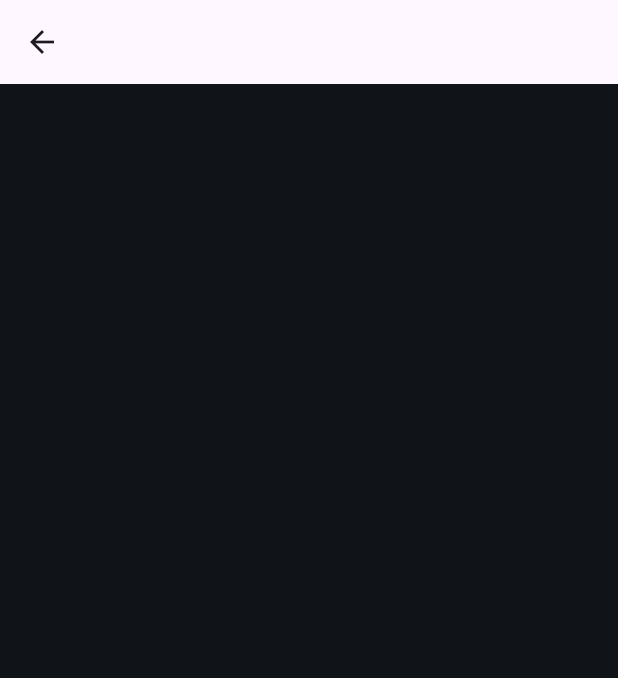
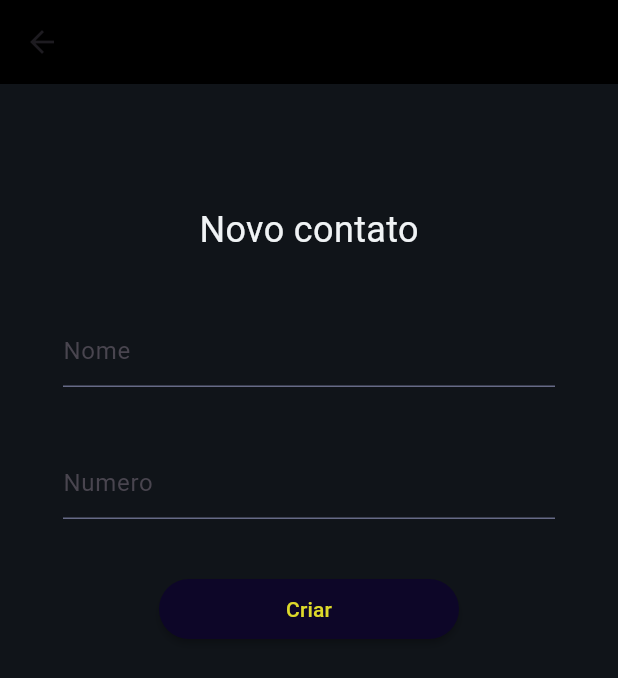
Before and after one commit to BrunoMirandaT/Flutter---Lista-de-contatos, a Flutter app: the contato screen opened directly, on a phone screen of 412 x 824 dp. Shown: the top 678 px of the screen. Run offline on Flutter 3.47's test engine with Material 3 defaults, Android fonts, the phone set to English and light mode, and no system bars; our stand-ins replace cloud_firestore, firebase_core, flutter_riverpod, fluttertoast, simple_gradient_text; missing offline and left inert: prompt_dialog; accounts and stored records are empty.

```diff
--- /dev/null
+++ b/lib/database.dart
@@ -0,0 +1,10 @@
+import 'package:cloud_firestore/cloud_firestore.dart';
+
+class DatabaseMethods {
+  Future addContactInfo(Map<String, dynamic> userInfoMap) async {
+    return await FirebaseFirestore.instance
+        .collection("contato")
+        .doc()
+        .set(userInfoMap);
+  }
+}
--- a/lib/main.dart
+++ b/lib/main.dart
@@ -1,8 +1,15 @@
 import 'package:flutter/material.dart';
 import 'package:myapp/menu.dart';
 import 'package:flutter_riverpod/flutter_riverpod.dart';
+import 'package:firebase_core/firebase_core.dart';
+import 'firebase_options.dart';
 
-void main() {
+
+
+Future<void> main() async {
+  await Firebase.initializeApp(
+    options: DefaultFirebaseOptions.currentPlatform,
+);
   runApp(ProviderScope(
       child: MaterialApp(
     title: 'Contatos',
--- a/lib/menu.dart
+++ b/lib/menu.dart
@@ -4,7 +4,9 @@ import 'package:flutter/cupertino.dart';
 import 'package:flutter/material.dart';
 import 'package:flutter/widgets.dart';
 import 'package:flutter_riverpod/flutter_riverpod.dart';
+import 'package:fluttertoast/fluttertoast.dart';
 import 'package:myapp/contact_generator.dart';
+import 'package:myapp/database.dart';
 import 'package:simple_gradient_text/simple_gradient_text.dart';
 import 'package:prompt_dialog/prompt_dialog.dart';
 
@@ -13,15 +15,15 @@ class menu extends ConsumerWidget {
 
   @override
   Widget build(BuildContext context, ref) {
-    List<String> nome_pasta = ref.watch(strNotifierProviderFolder);
-    final nome = "teste";
+    //List<String> nome_pasta = ref.watch(strNotifierProviderFolder);
+    //final nome = "teste";
     return Scaffold(
         appBar: AppBar(
           backgroundColor: Colors.black,
         ),
         body: Center(
           child: Column(children: <Widget>[
-          ...nome_pasta.map((e) => GestureDetector(
+            GestureDetector(
                 onTap: () {
                   Navigator.push(
                     context,
@@ -41,12 +43,12 @@ class menu extends ConsumerWidget {
                             SizedBox(width: 10),
                             Icon(
                               Icons.person,
-                            color: Color(0XFF49393b),
+                              color: Color(0XFF101419),
                               size: 40,
                             ),
                             SizedBox(width: 20),
                             Text(
-                            e.toString(),
+                              '',
                               style: TextStyle(
                                   fontWeight: FontWeight.w300,
                                   fontSize: 24,
@@ -55,8 +57,9 @@ class menu extends ConsumerWidget {
                           ]),
                         ]),
                   ),
-              ))),
-        ])),
+                ))
+          ]),
+        ),
         floatingActionButton: FloatingActionButton(
           highlightElevation: BorderSide.strokeAlignCenter,
           backgroundColor: const Color.fromRGBO(31, 31, 31, 1.0),
@@ -66,7 +69,10 @@ class menu extends ConsumerWidget {
             borderRadius: BorderRadius.circular(10),
           ),
           onPressed: () {
-            ref.read(strNotifierProviderFolder.notifier).addString(nome);
+            Navigator.push(
+              context,
+              MaterialPageRoute(builder: (context) => const contato()),
+            );
           },
           child: const Icon(Icons.add,
               color: Color.fromRGBO(0, 169, 212, 1.0), size: 42),
@@ -74,11 +80,95 @@ class menu extends ConsumerWidget {
   }
 }
 
-class contato extends ConsumerWidget {
+class contato extends StatefulWidget {
   const contato({super.key});
 
   @override
-  Widget build(BuildContext context, ref) {
-    return Scaffold(appBar: AppBar());
+  State<contato> createState() => _addState();
+}
+
+class _addState extends State<contato> {
+  uploadInfo() async {
+    try {
+      Map<String, dynamic> uploadInfo = {
+        "nome": contactnamecontroller.text,
+        "numero": contactnumbercontroller.text,
+      };
+      await DatabaseMethods().addContactInfo(uploadInfo);
+      Navigator.pop(context);
+    } catch (error) {
+      print('Error uploading info: $error');
     }
   }
+
+  TextEditingController contactnamecontroller = TextEditingController();
+  TextEditingController contactnumbercontroller = TextEditingController();
+
+  @override
+  Widget build(BuildContext context) {
+    return Scaffold(
+        appBar: AppBar(
+          backgroundColor: Colors.black,
+        ),
+        body: Center(
+          child: Expanded(
+            child: Column(
+              children: <Widget>[
+                SizedBox(height: 80),
+                Text("Novo contato",
+                    style: TextStyle(
+                        fontSize: 24,
+                        color: Color.fromARGB(255, 240, 243, 245))),
+                Padding(
+                    padding: const EdgeInsets.symmetric(
+                        horizontal: 42, vertical: 40),
+                    child: Column(children: [
+                      TextField(
+                          controller: contactnamecontroller,
+                          decoration: const InputDecoration(
+                              enabledBorder: UnderlineInputBorder(
+                                  borderSide:
+                                      BorderSide(color: Color(0XFF666A86))),
+                              focusedBorder: UnderlineInputBorder(
+                                borderSide:
+                                    BorderSide(color: Color(0XFFF0F3F5)),
+                              ),
+                              hintText: 'Nome'),
+                          style: const TextStyle(
+                              color: Color.fromARGB(255, 240, 243, 245))),
+                      const SizedBox(height: 40),
+                      TextField(
+                          controller: contactnumbercontroller,
+                          decoration: const InputDecoration(
+                              enabledBorder: UnderlineInputBorder(
+                                  borderSide:
+                                      BorderSide(color: Color(0XFF666A86))),
+                              focusedBorder: UnderlineInputBorder(
+                                borderSide:
+                                    BorderSide(color: Color(0XFFF0F3F5)),
+                              ),
+                              hintText: 'Numero'),
+                          style: const TextStyle(
+                              color: Color.fromARGB(255, 240, 243, 245))),
+                      SizedBox(height: 40),
+                      Container(
+                          width: 200,
+                          height: 40,
+                          child: FilledButton(
+                              style: FilledButton.styleFrom(
+                                  backgroundColor: Color(0XFF0D0628),
+                                  elevation: 2),
+                              onPressed: () => uploadInfo(),
+                              child: Text(
+                                "Criar",
+                                style: TextStyle(
+                                  color: Color(0XFFDDD92A),
+                                ),
+                              )))
+                    ]))
+              ],
+            ),
+          ),
+        ));
+  }
+}
--- a/pubspec.yaml
+++ b/pubspec.yaml
@@ -38,6 +38,10 @@ dependencies:
   flutter_riverpod: ^2.6.1
   simple_gradient_text: ^1.3.0
   prompt_dialog: ^1.0.16
+  firebase_core: ^3.6.0
+  cloud_firestore: ^5.4.4
+  fluttertoast: ^8.2.8
+
 
 dev_dependencies:
   flutter_test:
```
Also changed, not shown: firebase.json (added), lib/firebase_options.dart (added), pubspec.lock, 3 other files. Lines whose indentation alone changed are shown as unchanged.
